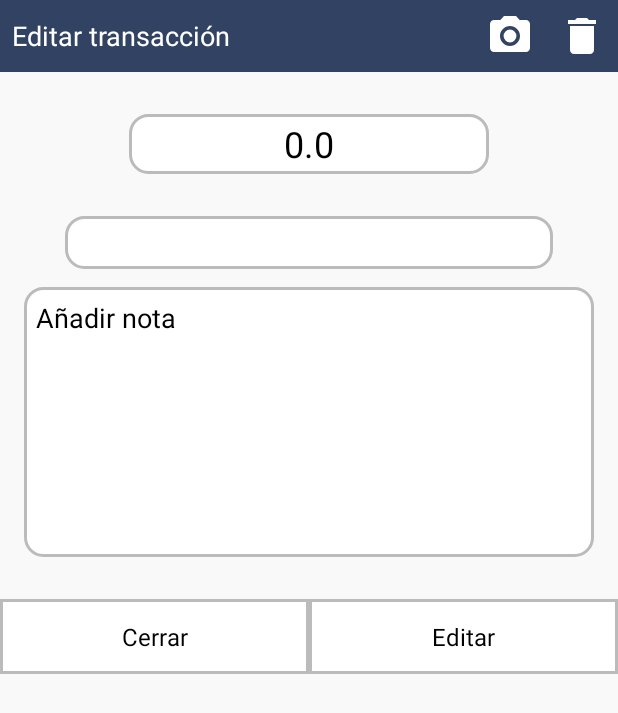
After one commit to Dionisio202/Save_money_App, an Android app: the EditTransaction screen opened directly, with no data from a screen before it, on a phone screen of 412 x 824 dp. The commit adds this screen. Shown: the top 713 px of the screen. Run offline under Robolectric (Android 15) with nearby library versions, the phone set to English and light mode, and no system bars; libraries missing offline, so code that uses them is left out: io.github.jan.supabase; pictures from the network do not load.

Commit message:
finished the edit button

```diff
--- /dev/null
+++ b/app/src/main/java/com/edisoninnovations/save_money/EditTransaction.kt
@@ -0,0 +1,301 @@
+package com.edisoninnovations.save_money
+
+import ImageAdapter
+import android.Manifest
+import android.content.Intent
+import android.content.pm.PackageManager
+import android.net.Uri
+import android.os.Bundle
+import android.provider.MediaStore
+import android.text.InputFilter
+import android.widget.EditText
+import android.widget.ImageButton
+import android.widget.TextView
+import android.widget.Toast
+import androidx.activity.enableEdgeToEdge
+import androidx.appcompat.app.AppCompatActivity
+import androidx.core.app.ActivityCompat
+import androidx.core.content.ContextCompat
+import androidx.core.content.FileProvider
+import androidx.core.view.ViewCompat
+import androidx.core.view.WindowInsetsCompat
+import androidx.lifecycle.lifecycleScope
+import androidx.recyclerview.widget.LinearLayoutManager
+import androidx.recyclerview.widget.RecyclerView
+import com.edisoninnovations.save_money.DataManager.DateManager
+import com.edisoninnovations.save_money.models.TransactionData
+import com.edisoninnovations.save_money.models.Transimage
+import com.edisoninnovations.save_money.utils.LoadingDialog
+import com.edisoninnovations.save_money.utils.createImageFile
+import com.edisoninnovations.save_money.utils.getCurrentPhotoPath
+import com.squareup.moshi.Moshi
+import com.squareup.moshi.Types
+import com.squareup.moshi.kotlin.reflect.KotlinJsonAdapterFactory
+import io.github.jan.supabase.gotrue.auth
+import io.github.jan.supabase.postgrest.from
+import io.github.jan.supabase.storage.storage
+import kotlinx.coroutines.Dispatchers
+import kotlinx.coroutines.launch
+import kotlinx.coroutines.withContext
+import kotlinx.serialization.encodeToString
+import kotlinx.serialization.json.Json
+import java.io.File
+import java.io.IOException
+import java.text.SimpleDateFormat
+import java.util.Date
+import java.util.Locale
+import java.util.UUID
+
+class EditTransaction : AppCompatActivity(), ImageAdapter.OnItemClickListener, CategoryDialogFragment.CategoryDialogListener {
+
+    private lateinit var recyclerView: RecyclerView
+    private lateinit var imageAdapter: ImageAdapter
+    private val imageUris = ArrayList<Uri>()
+    private var isIncome: Boolean = false
+    private lateinit var categoryButton: ImageButton
+    private lateinit var loadingDialog: LoadingDialog
+    private var selectedCategoryId: Int = -1 // Default category ID
+
+    override fun onCreate(savedInstanceState: Bundle?) {
+        super.onCreate(savedInstanceState)
+        enableEdgeToEdge()
+        setContentView(R.layout.activity_edit_transaction)
+        checkPermissions()
+        loadingDialog = LoadingDialog(this)
+        isIncome = intent.getBooleanExtra("isIncome", false)
+
+        // Recuperar datos del Intent
+        val transactionId = intent.getStringExtra("id_transaccion")
+        val category = intent.getStringExtra("category")
+        val amount = intent.getDoubleExtra("amount", 0.0)
+        val note = intent.getStringExtra("note")
+        val tipos= intent.getStringExtra("tipo")
+        if(tipos=="expense"){
+            isIncome = false
+        }else{
+            isIncome = true
+        }
+        val imageUrls = intent.getStringArrayExtra("imageUrls")?.toList() ?: emptyList()
+
+        // Configurar los campos con los datos recibidos
+        findViewById<EditText>(R.id.amount_input).setText(amount.toString())
+        findViewById<TextView>(R.id.category_text).text = category
+        findViewById<EditText>(R.id.note_input).setText(note)
+
+        // Inicializar RecyclerView y Adapter
+        recyclerView = findViewById(R.id.recycler_view)
+        recyclerView.layoutManager = LinearLayoutManager(this, LinearLayoutManager.HORIZONTAL, false)
+        imageAdapter = ImageAdapter(imageUris, this, this)
+        recyclerView.adapter = imageAdapter
+
+        // Mostrar las imágenes en el RecyclerView
+        imageUris.clear()
+        imageUris.addAll(imageUrls.map { Uri.parse(it) })
+        imageAdapter.notifyDataSetChanged()
+
+        ViewCompat.setOnApplyWindowInsetsListener(findViewById(R.id.main)) { v, insets ->
+            val systemBars = insets.getInsets(WindowInsetsCompat.Type.systemBars())
+            v.setPadding(systemBars.left, systemBars.top, systemBars.right, systemBars.bottom)
+            insets
+        }
+
+        recyclerView = findViewById(R.id.recycler_view)
+        recyclerView.layoutManager = LinearLayoutManager(this, LinearLayoutManager.HORIZONTAL, false)
+        imageAdapter = ImageAdapter(imageUris, this, this)
+        recyclerView.adapter = imageAdapter
+
+        val amountInput: EditText = findViewById(R.id.amount_input)
+        amountInput.filters = arrayOf(InputFilter.LengthFilter(12))
+
+        val cameraButton: ImageButton = findViewById(R.id.camera_button)
+        cameraButton.setOnClickListener {
+            if (imageUris.size >= 3) {
+                Toast.makeText(this, "No puedes añadir más de 3 fotos", Toast.LENGTH_SHORT).show()
+            } else {
+                val takePictureIntent = Intent(MediaStore.ACTION_IMAGE_CAPTURE)
+                if (takePictureIntent.resolveActivity(packageManager) != null) {
+                    val photoFile: File? = try {
+                        createImageFile(this)
+                    } catch (ex: IOException) {
+                        null
+                    }
+                    photoFile?.also {
+                        val photoURI: Uri = FileProvider.getUriForFile(
+                            this,
+                            "com.edisoninnovations.save_money.fileprovider",
+                            it
+                        )
+                        takePictureIntent.putExtra(MediaStore.EXTRA_OUTPUT, photoURI)
+                        startActivityForResult(takePictureIntent, REQUEST_IMAGE_CAPTURE)
+                    }
+                }
+            }
+        }
+
+        categoryButton = findViewById(R.id.category_button)
+        categoryButton.setOnClickListener {
+            showCategoryDialog()
+        }
+        val cancelButton: ImageButton = findViewById(R.id.cancel_button)
+        cancelButton.setOnClickListener {
+            finish()
+        }
+        val saveButton: ImageButton = findViewById(R.id.edit_button)
+        val tipo = intent.getStringExtra("tipo")
+        saveButton.setOnClickListener {
+            val selectedDate = DateManager.selectedDate ?: "Fecha no seleccionada"
+            val userId = supabase.auth.currentUserOrNull()?.id
+            lifecycleScope.launch {
+                if (tipo != null) {
+                    println("########################selectedDate: $selectedDate")
+                    //editTransaction(selectedDate, userId, tipo)
+                }
+            }
+        }
+    }
+
+    private suspend fun editTransaction(selectedDate: String, userId: String?, tipo: String) {
+        loadingDialog.startLoading()
+        try {
+            val amountInput: EditText = findViewById(R.id.amount_input)
+            val amount = amountInput.text.toString().toDoubleOrNull()
+            val categoryText: TextView = findViewById(R.id.category_text)
+            val category = categoryText.text.toString()
+            val descriptionInput: EditText = findViewById(R.id.note_input)
+            val note = descriptionInput.text.toString()
+
+            if (amount != null && userId != null && category.isNotEmpty() ) {
+                if(amount>0){
+                    if(selectedCategoryId != -1){
+                        val currentTimeMillis = System.currentTimeMillis()
+                        val timeFormat = SimpleDateFormat("HH:mm:ss", Locale.getDefault())
+                        val formattedTime = timeFormat.format(Date(currentTimeMillis))
+
+                        val transactionData = TransactionData(
+                            id_categoria = selectedCategoryId,
+                            nota = note,
+                            tipo = tipo,
+                            cantidad = amount,
+                            id_usuario = userId,
+                            fecha = selectedDate,
+                            tiempo = formattedTime
+                        )
+
+                        val response = withContext(Dispatchers.IO) {
+                            supabase.from("transacciones").insert(transactionData) {
+                                select()
+                            }
+                        }
+                        val moshi = Moshi.Builder().add(KotlinJsonAdapterFactory()).build()
+                        val type = Types.newParameterizedType(List::class.java, Map::class.java)
+                        val jsonAdapter = moshi.adapter<List<Map<String, Any>>>(type)
+                        val parsedData = jsonAdapter.fromJson(response.data.toString())
+
+                        parsedData?.let {
+                            val idTransaccion = it.first()["id_transaccion"] as? Double
+                            idTransaccion?.let { id ->
+                                uploadImages(id.toInt())
+                            }
+                        }
+                        Toast.makeText(this@EditTransaction, "Transacción guardada", Toast.LENGTH_SHORT).show()
+                        setResult(RESULT_OK)
+                        finish()
+                    }else{
+                        Toast.makeText(this@EditTransaction, "Por favor, seleccione una categoría", Toast.LENGTH_SHORT).show()
+                    }
+
+                }else{
+                    Toast.makeText(this@EditTransaction, "La cantidad debe ser mayor a 0", Toast.LENGTH_SHORT).show()
+                }
+
+
+            } else {
+                Toast.makeText(this@EditTransaction, "Por favor, completa todos los campos", Toast.LENGTH_SHORT).show()
+            }
+        } catch (e: Exception) {
+            Toast.makeText(this@EditTransaction, e.message, Toast.LENGTH_SHORT).show()
+        } finally {
+            loadingDialog.isDismiss()
+        }
+    }
+    private fun generateUniqueFileName(): String {
+        val timestamp = System.currentTimeMillis()
+        return "image_$timestamp.png"
+    }
+
+    private suspend fun uploadImages(transactionId: Int) {
+        val supabaseUrl = "https://zqiagwapnqwnfhehhqom.supabase.co"
+        imageUris.forEach { uri ->
+            val fileName = generateUniqueFileName()
+            val file = File(uri.path!!)
+            try {
+                val response = withContext(Dispatchers.IO) {
+                    supabase.storage.from("imagenes").upload(fileName, file.readBytes())
+                }
+                val imageUrl = "$supabaseUrl/storage/v1/object/public/imagenes/$fileName" // URL completa de la imagen
+
+                val transImageData = Transimage(id_transaccion = transactionId, imagen = imageUrl)
+                println("#####################Transacción id: $transactionId")
+
+                // Insertar los datos en la tabla 'transimages'
+                val responseInsert = withContext(Dispatchers.IO) {
+                    supabase.from("transimages").insert(transImageData)
+                }
+            } catch (e: Exception) {
+                withContext(Dispatchers.Main) {
+                    Toast.makeText(this@EditTransaction, "Error al subir la imagen", Toast.LENGTH_SHORT).show()
+                }
+            }
+        }
+    }
+
+    private fun showCategoryDialog() {
+        val dialog = CategoryDialogFragment()
+        dialog.setIsIncome(isIncome)
+        dialog.show(supportFragmentManager, "CategoryDialog")
+    }
+
+    override fun onCategorySelected(category: String, categoryKey: Int) {
+        val categoryText: TextView = findViewById(R.id.category_text)
+        categoryText.text = category
+        selectedCategoryId = categoryKey
+    }
+
+    override fun onItemClick(uri: Uri) {
+        showImageDialog(uri.toString())
+    }
+
+    private fun showImageDialog(imageUrl: String) {
+        val dialogFragment = ImageDialogFragment.newInstance(imageUrl)
+        dialogFragment.show(supportFragmentManager, "image_dialog")
+    }
+
+    override fun onActivityResult(requestCode: Int, resultCode: Int, data: Intent?) {
+        super.onActivityResult(requestCode, resultCode, data)
+        if (resultCode == RESULT_OK && requestCode == REQUEST_IMAGE_CAPTURE) {
+            val imageUri = Uri.fromFile(File(getCurrentPhotoPath()))
+            imageUris.add(imageUri)
+            imageAdapter.notifyItemInserted(imageUris.size - 1)
+        }
+    }
+
+    private fun checkPermissions() {
+        val permissions = arrayOf(Manifest.permission.CAMERA, Manifest.permission.WRITE_EXTERNAL_STORAGE)
+        val permissionsToRequest = mutableListOf<String>()
+
+        for (permission in permissions) {
+            if (ContextCompat.checkSelfPermission(this, permission) != PackageManager.PERMISSION_GRANTED) {
+                permissionsToRequest.add(permission)
+            }
+        }
+
+        if (permissionsToRequest.isNotEmpty()) {
+            ActivityCompat.requestPermissions(this, permissionsToRequest.toTypedArray(), PERMISSION_REQUEST_CODE)
+        }
+    }
+
+    companion object {
+        private const val PERMISSION_REQUEST_CODE = 100
+        private const val REQUEST_IMAGE_CAPTURE = 1
+    }
+}
--- /dev/null
+++ b/app/src/main/res/drawable/baseline_delete_24.xml
@@ -0,0 +1,5 @@
+<vector xmlns:android="http://schemas.android.com/apk/res/android" android:height="32dp" android:tint="#FFFFFF" android:viewportHeight="24" android:viewportWidth="24" android:width="32dp">
+
+<path android:fillColor="@android:color/white" android:pathData="M6,19c0,1.1 0.9,2 2,2h8c1.1,0 2,-0.9 2,-2V7H6v12zM19,4h-3.5l-1,-1h-5l-1,1H5v2h14V4z"/>
+
+</vector>
--- /dev/null
+++ b/app/src/main/res/drawable/error_image.xml
@@ -0,0 +1,8 @@
+<layer-list xmlns:android="http://schemas.android.com/apk/res/android">
+    <item android:drawable="@android:color/holo_red_dark"/>
+    <item>
+        <bitmap
+            android:gravity="center"
+            android:src="@android:drawable/ic_menu_close_clear_cancel" />
+    </item>
+</layer-list>
--- /dev/null
+++ b/app/src/main/res/drawable/placeholder_image.xml
@@ -0,0 +1,8 @@
+<layer-list xmlns:android="http://schemas.android.com/apk/res/android">
+    <item android:drawable="@android:color/darker_gray"/>
+    <item>
+        <bitmap
+            android:gravity="center"
+            android:src="@android:drawable/ic_menu_camera" />
+    </item>
+</layer-list>
--- /dev/null
+++ b/app/src/main/res/layout/activity_edit_transaction.xml
@@ -0,0 +1,197 @@
+<?xml version="1.0" encoding="utf-8"?>
+<LinearLayout xmlns:android="http://schemas.android.com/apk/res/android"
+    xmlns:app="http://schemas.android.com/apk/res-auto"
+    xmlns:tools="http://schemas.android.com/tools"
+    android:layout_width="match_parent"
+    android:layout_height="match_parent"
+    android:orientation="vertical"
+    android:id="@+id/main"
+    android:background="#F9F9F9"
+    tools:context=".EditTransaction"
+    >
+
+    <!-- Header -->
+    <LinearLayout
+        android:layout_width="match_parent"
+        android:layout_height="wrap_content"
+        android:orientation="horizontal"
+        android:gravity="center_vertical"
+        android:background="#314262"
+        android:padding="8dp">
+
+        <TextView
+            android:id="@+id/title"
+            android:layout_width="0dp"
+            android:layout_height="wrap_content"
+            android:layout_weight="1"
+            android:text="Editar transacción"
+            android:textColor="@android:color/white"
+            android:textSize="18sp" />
+
+        <ImageButton
+            android:id="@+id/camera_button"
+            android:layout_width="wrap_content"
+            android:layout_height="wrap_content"
+            android:background="?attr/selectableItemBackgroundBorderless"
+            android:src="@drawable/baseline_camera_alt_24"
+            app:tint="@android:color/white"
+            android:layout_marginEnd="16dp"
+            />
+        <ImageButton
+            android:id="@+id/delete_button"
+            android:layout_width="wrap_content"
+            android:layout_height="wrap_content"
+            android:background="?attr/selectableItemBackgroundBorderless"
+            android:src="@drawable/baseline_delete_24"
+            app:tint="@android:color/white" />
+    </LinearLayout>
+
+    <!-- Amount Input -->
+    <LinearLayout
+        android:layout_width="match_parent"
+        android:layout_height="wrap_content"
+        android:orientation="vertical"
+        android:gravity="center"
+        android:padding="16dp"
+        android:layout_marginTop="12dp">
+
+        <EditText
+            android:id="@+id/amount_input"
+            android:layout_width="240dp"
+            android:layout_height="40dp"
+            android:gravity="center"
+            android:hint="0 $"
+            android:textColorHint="@android:color/black"
+            android:inputType="numberDecimal"
+            android:textSize="24sp"
+            android:textColor="@android:color/black"
+            android:background="@drawable/amount_border" />
+    </LinearLayout>
+
+    <!-- Choose Category Button -->
+    <LinearLayout
+        android:layout_width="match_parent"
+        android:layout_height="wrap_content"
+        android:orientation="horizontal"
+        android:gravity="center"
+        android:paddingTop="12dp"
+        android:paddingStart="16dp"
+        android:paddingEnd="16dp"
+        android:paddingBottom="12dp">>
+
+        <FrameLayout
+            android:layout_width="325dp"
+            android:layout_height="35dp">
+
+            <ImageButton
+                android:id="@+id/category_button"
+                android:layout_width="match_parent"
+                android:layout_height="match_parent"
+                android:background="@drawable/amount_border"
+                android:clickable="true"
+                android:focusable="true"
+                android:scaleType="fitXY"/>
+
+            <TextView
+                android:id="@+id/category_text"
+                android:layout_width="match_parent"
+                android:layout_height="match_parent"
+                android:gravity="center"
+                android:text="Elegir categoria"
+                android:textColor="@android:color/black"
+                android:textSize="16sp"/>
+        </FrameLayout>
+    </LinearLayout>
+
+    <!-- Add Note Text Area -->
+    <LinearLayout
+        android:layout_width="match_parent"
+        android:layout_height="wrap_content"
+        android:orientation="horizontal"
+        android:gravity="center"
+        android:paddingStart="16dp"
+        android:paddingEnd="16dp"
+        android:paddingTop="0dp">
+
+        <EditText
+            android:id="@+id/note_input"
+            android:layout_width="match_parent"
+            android:layout_height="180dp"
+            android:hint="Añadir nota"
+            android:textColorHint="@android:color/black"
+            android:inputType="textMultiLine"
+            android:gravity="top|start"
+            android:padding="8dp"
+            android:background="@drawable/amount_border"
+            android:scrollbars="vertical"/>
+    </LinearLayout>
+
+
+    <!-- RecyclerView para mostrar imágenes -->
+    <androidx.recyclerview.widget.RecyclerView
+        android:id="@+id/recycler_view"
+        android:layout_width="match_parent"
+        android:layout_height="wrap_content"
+        android:layout_marginTop="12dp"
+        tools:listitem="@layout/item_image" />
+
+    <!-- Buttons -->
+    <LinearLayout
+        android:layout_width="match_parent"
+        android:layout_height="wrap_content"
+        android:orientation="horizontal"
+        android:gravity="center"
+        android:paddingTop="16dp">
+
+        <FrameLayout
+            android:layout_width="0dp"
+            android:layout_height="wrap_content"
+            android:layout_weight="1">
+
+            <ImageButton
+                android:id="@+id/cancel_button"
+                android:layout_width="match_parent"
+                android:layout_height="50dp"
+                android:background="@drawable/rectangular_buttonimage"
+                android:clickable="true"
+                android:focusable="true"
+                android:scaleType="fitXY"
+                android:contentDescription="Cerrar"/>
+
+            <TextView
+                android:layout_width="match_parent"
+                android:layout_height="match_parent"
+                android:gravity="center"
+                android:text="Cerrar"
+                android:textColor="@android:color/black"
+                android:textSize="16sp"/>
+        </FrameLayout>
+
+        <FrameLayout
+            android:layout_width="0dp"
+            android:layout_height="wrap_content"
+            android:layout_weight="1">
+
+            <ImageButton
+                android:id="@+id/edit_button"
+                android:layout_width="match_parent"
+                android:layout_height="50dp"
+                android:background="@drawable/rectangular_buttonimage"
+                android:clickable="true"
+                android:focusable="true"
+                android:scaleType="fitXY"
+                android:contentDescription="Guardar"/>
+
+            <TextView
+                android:layout_width="match_parent"
+                android:layout_height="match_parent"
+                android:gravity="center"
+                android:text="Editar"
+                android:textColor="@android:color/black"
+                android:textSize="16sp"/>
+        </FrameLayout>
+
+    </LinearLayout>
+
+
+</LinearLayout>
--- a/app/src/main/res/layout/activity_home.xml
+++ b/app/src/main/res/layout/activity_home.xml
@@ -5,7 +5,9 @@
     android:layout_width="match_parent"
     android:layout_height="match_parent"
     android:fitsSystemWindows="true"
-    tools:context=".Home">
+    tools:context=".Home"
+    android:background="#F9F9F9"
+    >
 
     <LinearLayout
         android:id="@+id/main"
--- a/app/src/main/res/layout/activity_home_information.xml
+++ b/app/src/main/res/layout/activity_home_information.xml
@@ -4,7 +4,9 @@
     android:id="@+id/main"
     android:layout_width="match_parent"
     android:layout_height="match_parent"
-    tools:context=".HomeInformation">
+    tools:context=".HomeInformation"
+    android:background="#F9F9F9"
+    >
 
     <!-- Header -->
     <TextView
```
Also changed, not shown: app/src/main/AndroidManifest.xml (+15 -9 lines), app/src/main/java/com/edisoninnovations/save_money/adapter/ImageAdapter.kt (+6 -1 lines), app/src/main/java/com/edisoninnovations/save_money/adapter/TransactionsAdapter.kt (+14 -1 lines).
